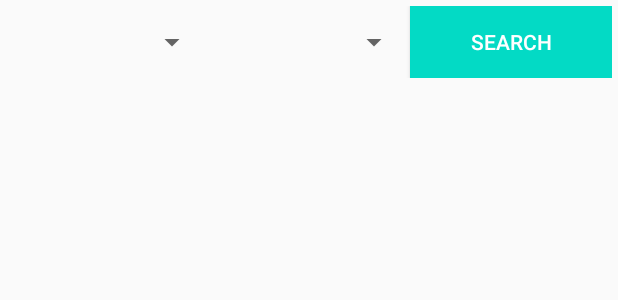
After one commit to dvlwj/Repocard-Mobile, an Android app: the layout activity_report.xml on its own in the app's theme, with its tools: preview values and no code run, on a phone screen of 412 x 824 dp. The commit adds this screen. Shown: the top 300 px of the screen. Run offline under Robolectric (Android 15) with nearby library versions, the phone set to English and light mode, and no system bars.

Commit message:
add a lot

```diff
--- a/app/src/main/AndroidManifest.xml
+++ b/app/src/main/AndroidManifest.xml
@@ -21,6 +21,7 @@
         </activity>
         <activity android:name=".DashboardActivity"/>
         <activity android:name=".ChangePasswordActivity"/>
+        <activity android:name=".ScoreListActivity"/>
     </application>
     <uses-permission android:name="android.permission.INTERNET" />
     <uses-permission android:name="android.permission.ACCESS_NETWORK_STATE" />
--- a/app/src/main/java/com/example/repocardandroid/DashboardActivity.kt
+++ b/app/src/main/java/com/example/repocardandroid/DashboardActivity.kt
@@ -30,6 +30,8 @@ class DashboardActivity: AppCompatActivity() {
                 }
             }
         }
+        hello_text?.text = "Selamat Datang, ${session.checkData(session.keyUsername)}."
+        card_teacher.setOnClickListener { redirecToScoreList() }
         change_password_button.setOnClickListener { redirectToChangePassword() }
         logout_button.setOnClickListener { logout() }
     }
@@ -38,6 +40,10 @@ class DashboardActivity: AppCompatActivity() {
         startActivity(Intent(this, ChangePasswordActivity::class.java))
     }
 
+    private fun redirecToScoreList() {
+        startActivity(Intent(this, ScoreListActivity::class.java))
+    }
+
     private fun logout() {
         SessionManagement(this).clearData()
 //        startActivity(Intent(this, DashboardActivity::class.java))
--- a/app/src/main/java/com/example/repocardandroid/utils/ServerAddress.kt
+++ b/app/src/main/java/com/example/repocardandroid/utils/ServerAddress.kt
@@ -9,6 +9,8 @@ object ServerAddress {
     const val LoginStudent = "/login/siswa"
     const val ChangePassword = "/changePassword"
     const val ChangePasswordSiswa = "/changePassword/student"
+    const val ReadScoreBySubject = "/nilai/readBySubject"
+    const val ReadStudent = "/murid/read"
 //    const val Petugas = MainUrl+"petugas"
 //    const val Absen = MainUrl+"absen"
 //    const val StatusSiswa = MainUrl+"siswa/"
--- /dev/null
+++ b/app/src/main/java/com/example/repocardandroid/utils/SiswaModel.kt
@@ -0,0 +1,6 @@
+package com.example.repocardandroid.utils
+
+class SiswaModel(
+    var id: Int?,
+    var name: String?
+)
--- /dev/null
+++ b/app/src/main/res/layout/activity_report.xml
@@ -0,0 +1,57 @@
+<?xml version="1.0" encoding="utf-8"?>
+<ScrollView
+    xmlns:android="http://schemas.android.com/apk/res/android"
+    xmlns:tools="http://schemas.android.com/tools"
+    xmlns:app="http://schemas.android.com/apk/res-auto"
+    android:layout_width="match_parent"
+    android:layout_height="match_parent"
+    android:fillViewport="true">
+    <LinearLayout
+        android:layout_width="match_parent"
+        android:layout_height="wrap_content"
+        android:orientation="vertical">
+        <ProgressBar
+            style="?android:attr/progressBarStyleHorizontal"
+            android:layout_width="match_parent"
+            android:layout_height="wrap_content"
+            android:id="@+id/progressbar"
+            android:max="3"
+            android:indeterminate="false"
+            android:visibility="gone"
+            android:theme="@android:style/Widget.Material.ProgressBar"/>
+        <LinearLayout
+            android:layout_width="match_parent"
+            android:layout_height="wrap_content"
+            android:orientation="horizontal"
+            android:padding="@dimen/_3sdp">
+            <androidx.appcompat.widget.AppCompatSpinner
+                android:id="@+id/spinner_kelas"
+                android:layout_width="0dp"
+                android:layout_height="wrap_content"
+                android:layout_weight="1"
+                android:layout_gravity="center_vertical">
+            </androidx.appcompat.widget.AppCompatSpinner>
+            <androidx.appcompat.widget.AppCompatSpinner
+                android:id="@+id/spinner_tahun_ajaran"
+                android:layout_width="0dp"
+                android:layout_height="wrap_content"
+                android:layout_weight="1"
+                android:layout_gravity="center_vertical">
+            </androidx.appcompat.widget.AppCompatSpinner>
+            <Button
+                android:id="@+id/search_button"
+                android:layout_width="0dp"
+                android:layout_height="wrap_content"
+                android:layout_weight="1"
+                android:background="@color/colorAccent"
+                android:textColor="#fff"
+                android:text="SEarch"/>
+        </LinearLayout>
+        <androidx.recyclerview.widget.RecyclerView
+            android:id="@+id/list_siswa"
+            android:layout_width="match_parent"
+            android:layout_height="wrap_content"
+            android:visibility="gone">
+        </androidx.recyclerview.widget.RecyclerView>
+    </LinearLayout>
+</ScrollView>
```
Also changed, not shown: app/src/main/java/com/example/repocardandroid/ScoreListActivity.kt (added, +87 -0 lines), app/src/main/java/com/example/repocardandroid/utils/ScoreModel.kt (added, +7 -0 lines), app/src/main/java/com/example/repocardandroid/utils/SiswaAdapter.kt (added, +40 -0 lines), app/src/main/res/layout/activity_dashboard.xml (+8 -0 lines), app/src/main/res/layout/activity_score_list.xml (added, +8 -0 lines), app/src/main/res/layout/score_card.xml (added, +38 -0 lines).
